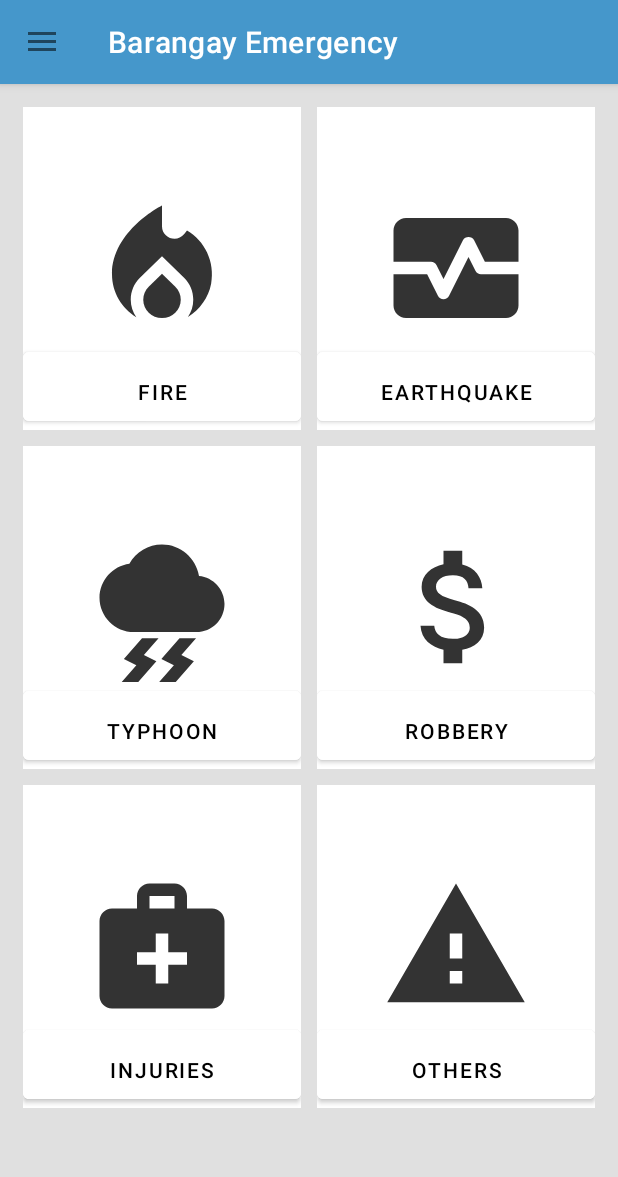
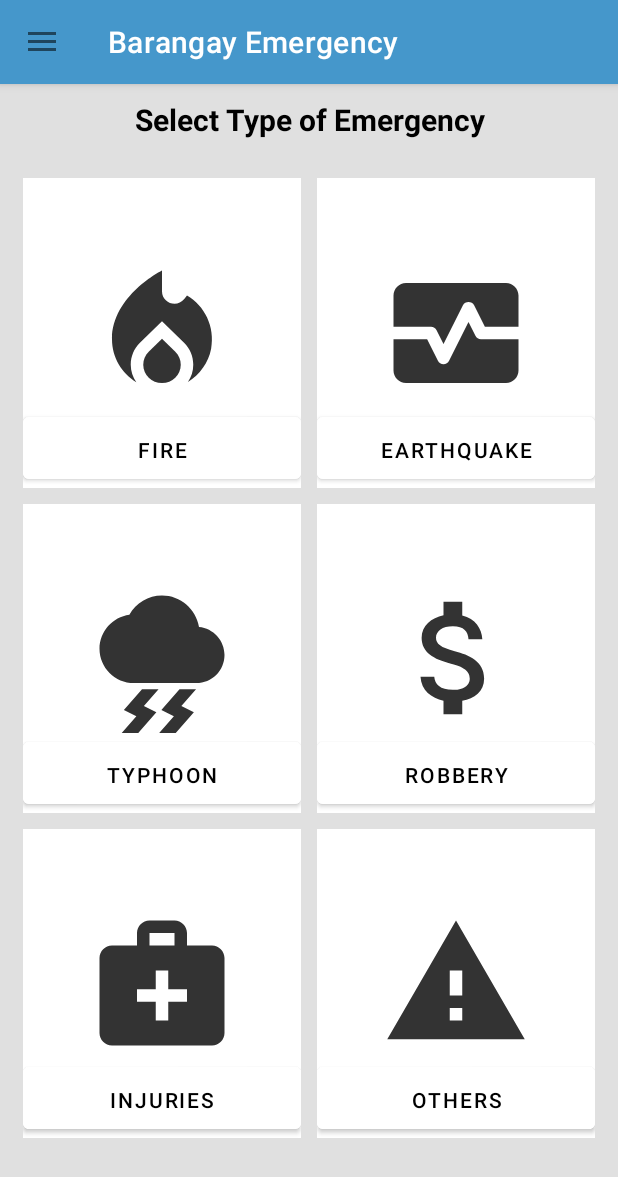
Before and after one commit to Maxpein22/E-ligas, an Android app: the barangay_emergencyActivity screen opened directly, with no data from a screen before it, on a phone screen of 412 x 824 dp. Shown: the top 1177 px of the screen. Run offline under Robolectric (Android 15) with nearby library versions, the phone set to English and light mode, and no system bars; our stand-ins replace Firebase (no records; nobody signed in at launch, a user with empty details on screens opened directly).

Commit message:
improve UI

```diff
--- /dev/null
+++ b/app/src/main/res/drawable/baseline_play_circle_24.xml
@@ -0,0 +1,5 @@
+<vector android:height="24dp" android:tint="@color/white"
+    android:viewportHeight="24" android:viewportWidth="24"
+    android:width="24dp" xmlns:android="http://schemas.android.com/apk/res/android">
+    <path android:fillColor="@android:color/white" android:pathData="M12,2C6.48,2 2,6.48 2,12s4.48,10 10,10s10,-4.48 10,-10S17.52,2 12,2zM9.5,16.5v-9l7,4.5L9.5,16.5z"/>
+</vector>
--- /dev/null
+++ b/app/src/main/res/drawable/button_background_round.xml
@@ -0,0 +1,6 @@
+<!-- button_background_round.xml -->
+<shape xmlns:android="http://schemas.android.com/apk/res/android"
+    android:shape="rectangle">
+    <corners android:radius="500dp" /> <!-- Set your desired corner radius here -->
+    <solid android:color="@color/splash_blue" /> <!-- Set your desired background color here -->
+</shape>
--- a/app/src/main/res/layout/activity_barangay_emergency.xml
+++ b/app/src/main/res/layout/activity_barangay_emergency.xml
@@ -6,14 +6,28 @@
     android:layout_width="match_parent"
     android:layout_height="match_parent"
     tools:context="com.example.app_e_ligas.barangay_emergencyActivity"
+    android:orientation="vertical"
     android:paddingHorizontal="10dp"
     android:paddingTop="10dp"
-    android:paddingBottom="80dp"
+    android:paddingBottom="60dp"
     >
+
+    <!-- Text at the top -->
+    <TextView
+        android:layout_width="match_parent"
+        android:layout_height="wrap_content"
+        android:text="Select Type of Emergency"
+        android:textSize="20sp"
+        android:textColor="@android:color/black"
+        android:textStyle="bold"
+        android:gravity="center"
+        android:layout_marginBottom="20dp"
+        />
 
     <TableLayout
         android:layout_width="match_parent"
-        android:layout_height="match_parent">
+        android:layout_height="match_parent"
+        >
 
         <TableRow
             android:layout_width="fill_parent"
--- a/app/src/main/res/layout/activity_sign_in.xml
+++ b/app/src/main/res/layout/activity_sign_in.xml
@@ -134,7 +134,7 @@
     <Button
         android:id="@+id/button4"
         android:layout_width="140dp"
-        android:layout_height="60dp"
+        android:layout_height="50dp"
         android:layout_marginTop="40dp"
         android:text="Login"
         android:textColor="@color/white"
```
Also changed, not shown: app/src/main/res/layout/activity_dashboard.xml (+6 -2 lines), app/src/main/res/layout/activity_submit_report.xml (+31 -18 lines), app/src/main/res/drawable/img.png (added).
